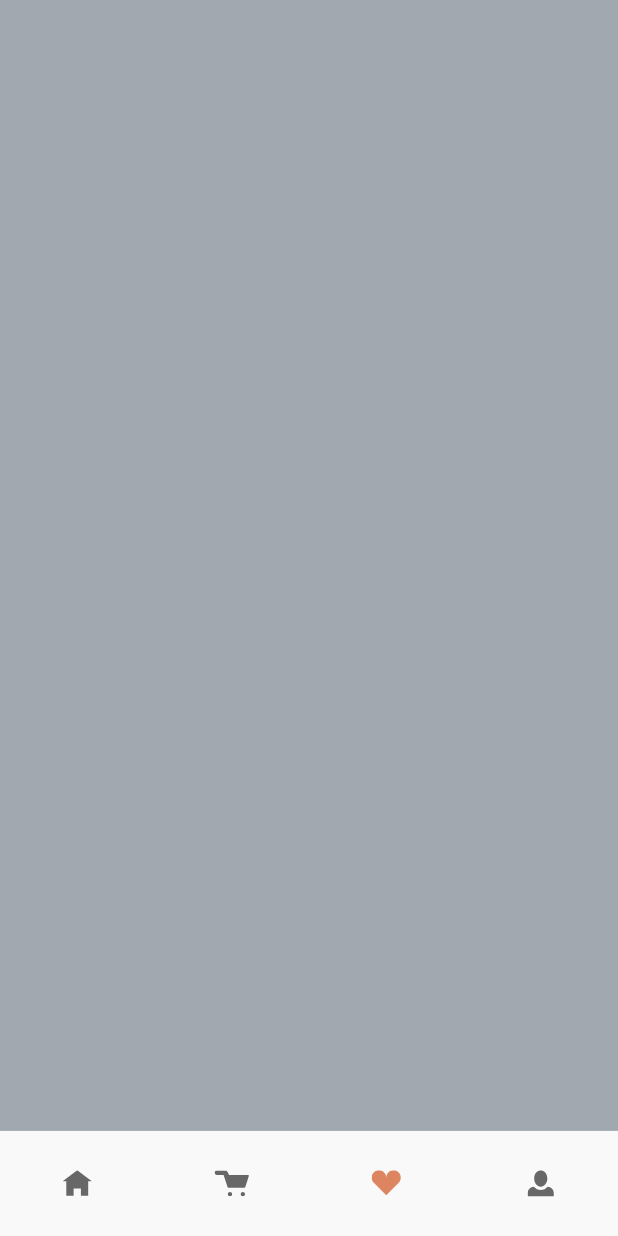
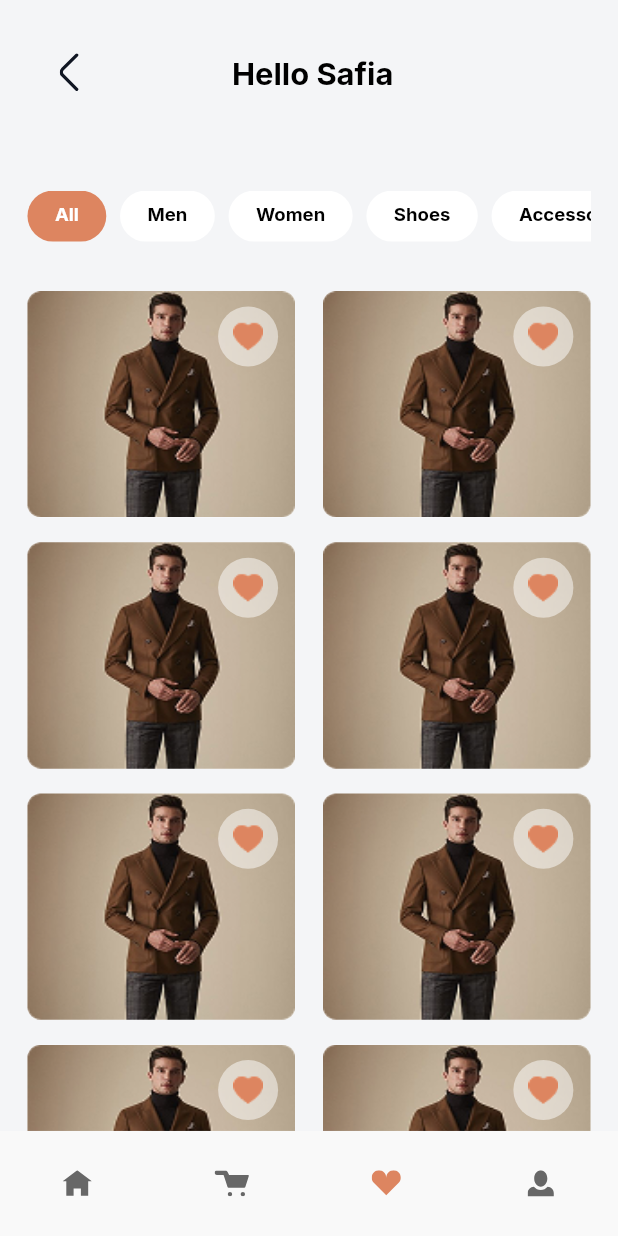
Before and after one commit to EzatRashad/Suits, a Flutter app: the LayoutView screen opened directly, item 3 of the bottom bar chosen, on a phone screen of 412 x 824 dp. Run offline on Flutter 3.47's test engine with Material 3 defaults, Android fonts, the phone set to English and light mode, and no system bars; our stand-ins replace flutter_screenutil, flutter_svg.

Commit message:
add wishlist view done

```diff
--- a/lib/views/layout/layout.dart
+++ b/lib/views/layout/layout.dart
@@ -3,6 +3,7 @@ import 'package:flutter_screenutil/flutter_screenutil.dart';
 import 'package:suits/core/style/app_colors.dart';
 import 'package:suits/core/widgets/App_image.dart';
 import 'package:suits/views/layout/pages/home/home.dart';
+import 'package:suits/views/layout/pages/wishlist/wishlist.dart';
 
 class LayoutView extends StatefulWidget {
   const LayoutView({super.key});
@@ -22,7 +23,7 @@ class _LayoutViewState extends State<LayoutView> {
     Model(
       'favourite.svg',
       'favourite_active.svg',
-      () => Container(color: AppColors.hintText),
+      () => WishlistView(),
     ),
     Model(
       'profile.svg',
--- /dev/null
+++ b/lib/views/layout/pages/wishlist/wishlist.dart
@@ -0,0 +1,98 @@
+import 'package:flutter/material.dart';
+import 'package:flutter_screenutil/flutter_screenutil.dart';
+import 'package:suits/core/style/app_colors.dart';
+import 'package:suits/core/utils/navigate.dart';
+import 'package:suits/core/utils/utils.dart';
+import 'package:suits/core/widgets/App_image.dart';
+import 'package:suits/views/layout/pages/product_details/product_details.dart';
+import 'package:suits/views/layout/widgets/tab_list.dart';
+
+class WishlistView extends StatefulWidget {
+  const WishlistView({super.key});
+
+  @override
+  State<WishlistView> createState() => _WishlistViewState();
+}
+
+class _WishlistViewState extends State<WishlistView> {
+  final tabList = ["All", "Men", "Women", "Shoes", "Accessories", "Jewelry"];
+  int tabIndex = 0;
+
+  @override
+  Widget build(BuildContext context) {
+    final theme = Theme.of(context).textTheme;
+    return Scaffold(
+      body: Padding(
+        padding: EdgeInsets.symmetric(horizontal: 16.w),
+        child: CustomScrollView(
+          physics: const BouncingScrollPhysics(),
+          slivers: [
+            SliverToBoxAdapter(child: 20.ph),
+            SliverAppBar(
+              backgroundColor: AppColors.background,
+              centerTitle: true,
+              leading: Padding(
+                padding: const EdgeInsets.all(15.0),
+                child: AppImage(imageName: "arrow_back.svg"),
+              ),
+              title: Text(' Hello Safia', style: theme.titleLarge),
+            ),
+            SliverToBoxAdapter(child: 49.ph),
+            SliverToBoxAdapter(
+              child: TabList(
+                tabList: tabList,
+                onTap: (index) {
+                  setState(() {
+                    tabIndex = index;
+                  });
+                },
+                currentIndex: tabIndex,
+              ),
+            ),
+            SliverToBoxAdapter(child: 32.ph),
+            SliverGrid(
+              delegate: SliverChildBuilderDelegate((context, index) {
+                return Stack(
+                  children: [
+                    GestureDetector(
+                      onTap: () {
+                        context.nextScreen(ProductDetailsView());
+                      },
+                      child: ClipRRect(
+                        borderRadius: BorderRadius.circular(8.r),
+                        child: Container(
+                          width: double.infinity,
+                          color: AppColors.white,
+                          child: AppImage(
+                            imageName: "pr.png",
+                            fit: BoxFit.fill,
+                          ),
+                        ),
+                      ),
+                    ),
+                    Positioned(
+                      top: 10.h,
+                      right: 10.w,
+                      child: CircleAvatar(
+                        backgroundColor: Color(
+                          0xffFFFFFF,
+                        ).withValues(alpha: .5),
+                        child: AppImage(imageName: "heart2.png"),
+                      ),
+                    ),
+                  ],
+                );
+              }, childCount: 10),
+              gridDelegate: SliverGridDelegateWithFixedCrossAxisCount(
+                crossAxisCount: 2,
+                childAspectRatio: 149.w / 140.h,
+                mainAxisSpacing: 16.h,
+                crossAxisSpacing: 16.w,
+              ),
+            ),
+          ],
+        ),
+      ),
+    );
+  }
+}
--- /dev/null
+++ b/lib/views/layout/widgets/tab_list.dart
@@ -0,0 +1,49 @@
+import 'package:flutter/material.dart';
+import 'package:flutter_screenutil/flutter_screenutil.dart';
+import 'package:suits/core/style/app_colors.dart';
+
+class TabList extends StatelessWidget {
+  const TabList({
+    super.key,
+    required this.tabList,
+    required this.onTap,
+    required this.currentIndex,
+  });
+
+  final List<String> tabList;
+  final ValueChanged<int> onTap;
+  final int currentIndex;
+
+  @override
+  Widget build(BuildContext context) {
+    return SizedBox(
+      height: 33.h,
+      child: ListView.builder(
+        scrollDirection: Axis.horizontal,
+        itemCount: tabList.length,
+        itemBuilder: (context, index) {
+          final bool isSelected = index == currentIndex;
+
+          return GestureDetector(
+            onTap: () => onTap(index),
+            child: Container(
+              margin: EdgeInsets.only(right: 8.w),
+              padding: EdgeInsets.symmetric(horizontal: 16.w, vertical: 8.h),
+              decoration: BoxDecoration(
+                color: isSelected ? AppColors.primary : AppColors.white,
+                borderRadius: BorderRadius.circular(20.r),
+              ),
+              child: Text(
+                tabList[index],
+                style: Theme.of(context).textTheme.titleLarge!.copyWith(
+                  fontSize: 12.sp,
+                  color: isSelected ? AppColors.white : AppColors.black,
+                ),
+              ),
+            ),
+          );
+        },
+      ),
+    );
+  }
+}
```
Also changed, not shown: lib/views/layout/pages/home/home.dart (+40 -15 lines), assets/images/heart2.png (added).
